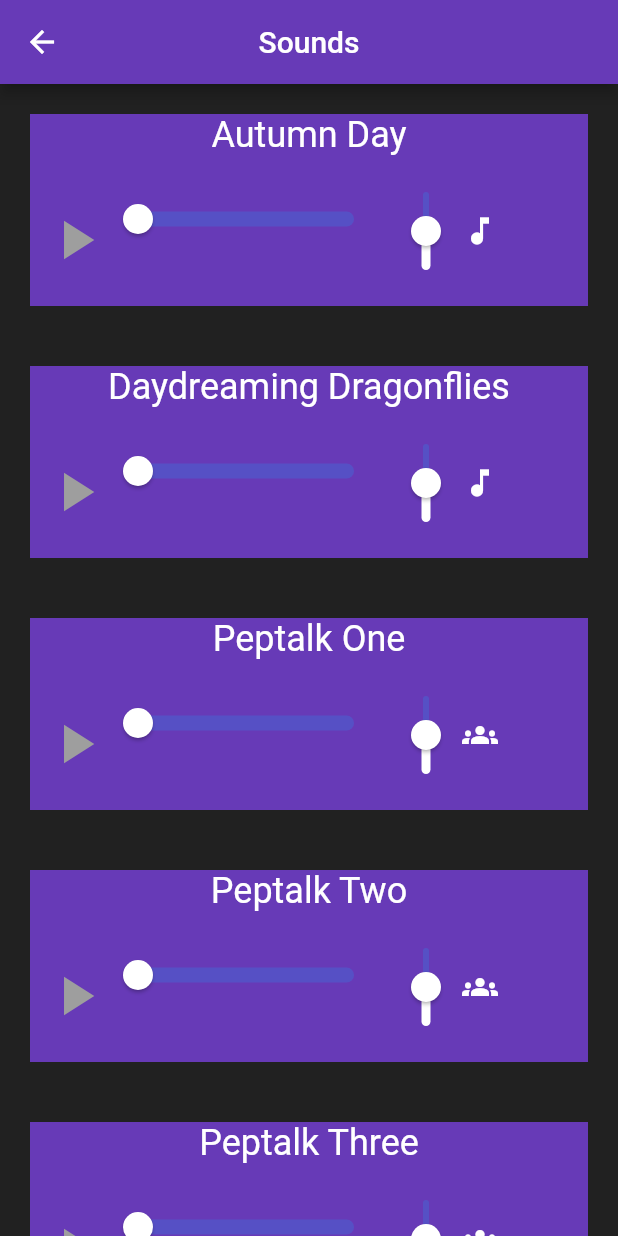
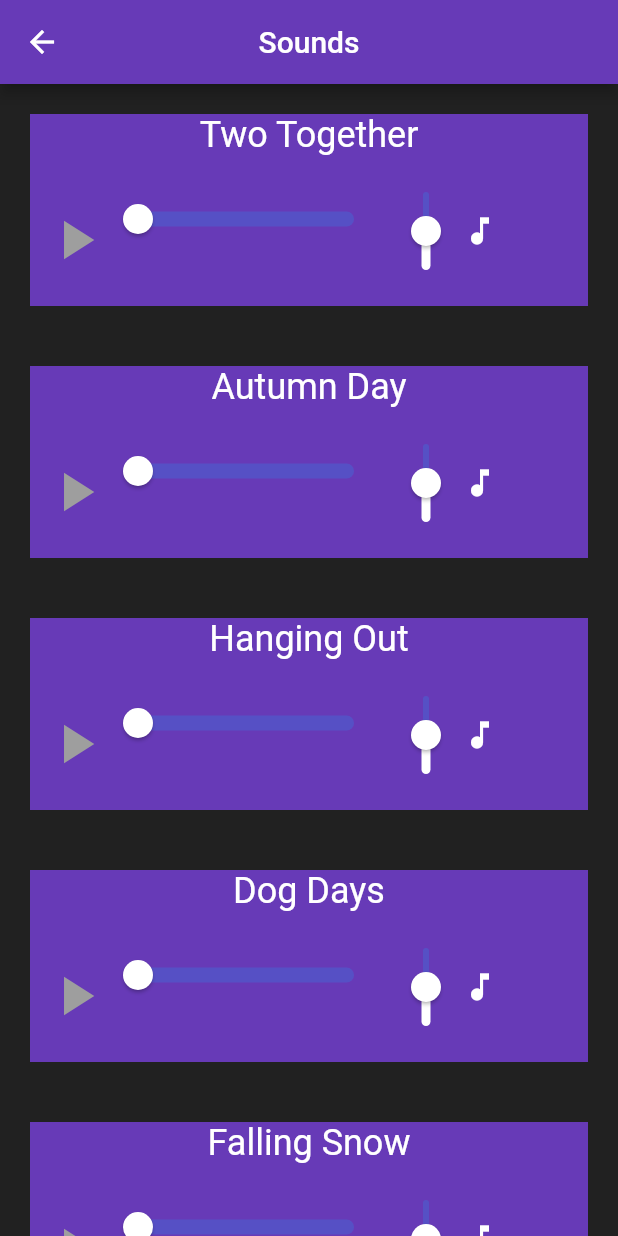
Before and after one commit to JayNordy/csfinalproject, a Flutter app: the SoundsPage screen opened directly, on a phone screen of 412 x 824 dp. Run offline on Flutter 3.47's test engine with Material 2 defaults, Android fonts, the phone set to English and light mode, and no system bars; our stand-ins replace audioplayers, flutter_rating_bar.

Commit message:
Added more music
Music is consistent with royalty-free policy of Autumn Day. Files sourced from kevin maccloud.

Exception: Daydreaming dragonflies is an original piece composed by a personal friend of mine. They've given me permission to use it in any school applications.

```diff
--- a/lib/pages/sound_page.dart
+++ b/lib/pages/sound_page.dart
@@ -68,8 +68,13 @@ class _SoundsPageState extends State<SoundsPage> {
       },
     );
 
-
+    players.add(WidgetAudioPlayer("Two Together", "twoTogether.mp3", Icon(Icons.music_note, color: Colors.white,)));
     players.add(WidgetAudioPlayer("Autumn Day", "autumn.mp3", Icon(Icons.music_note, color: Colors.white,)));
+    players.add(WidgetAudioPlayer("Hanging Out", "hangingOut.mp3", Icon(Icons.music_note, color: Colors.white,)));
+    players.add(WidgetAudioPlayer("Dog Days", "dogDays.mp3", Icon(Icons.music_note, color: Colors.white,)));
+    players.add(WidgetAudioPlayer("Falling Snow", "fallingSnow.mp3", Icon(Icons.music_note, color: Colors.white,)));
+    players.add(WidgetAudioPlayer("Lobby Time", "lobbyTime.mp3", Icon(Icons.music_note, color: Colors.white,)));
+    players.add(WidgetAudioPlayer("Feelin' Good", "feelinGood.mp3", Icon(Icons.music_note, color: Colors.white,)));
     players.add(WidgetAudioPlayer("Daydreaming Dragonflies", "dragonfly.mp3", Icon(Icons.music_note, color: Colors.white )));
     players.add(WidgetAudioPlayer("Peptalk One", "pep1.mp3", Icon(Icons.groups, color: Colors.white )));
     players.add(WidgetAudioPlayer("Peptalk Two", "pep2.mp3", Icon(Icons.groups, color: Colors.white )));
```
Also changed, not shown: 6 other files.
